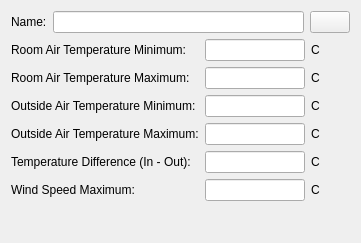
First picture: the form in SIM-VICUS/src/SVDBZoneControlVentilationNaturalEditWidget.ui, repository ghorwin/SIM-VICUS, before the edit.
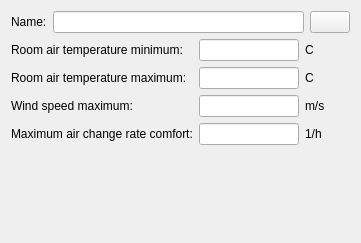
Second picture: the form after the edit. Custom widgets are drawn as their Qt base class.

Commit message: update ventilation control model

Patch:
```diff
--- a/SIM-VICUS/src/SVDBZoneControlVentilationNaturalEditWidget.ui
+++ b/SIM-VICUS/src/SVDBZoneControlVentilationNaturalEditWidget.ui
@@ -14,37 +14,10 @@
    <string>Form</string>
   </property>
   <layout class="QGridLayout" name="gridLayoutMaster">
-   <item row="1" column="0">
-    <widget class="QLabel" name="labelTemperatureAirRoomMinimum">
-     <property name="text">
-      <string>Room Air Temperature Minimum:</string>
-     </property>
-    </widget>
-   </item>
-   <item row="1" column="1">
-    <widget class="QtExt::ValidatingLineEdit" name="lineEditTemperatureAirRoomMinimum">
-     <property name="maximumSize">
-      <size>
-       <width>100</width>
-       <height>16777215</height>
-      </size>
-     </property>
-     <property name="text">
-      <string/>
-     </property>
-    </widget>
-   </item>
-   <item row="1" column="2">
-    <widget class="QLabel" name="labelConvectiveFactorUnit">
-     <property name="text">
-      <string>C</string>
-     </property>
-    </widget>
-   </item>
    <item row="2" column="0">
     <widget class="QLabel" name="labelTemperatureAirRoomMaximum">
      <property name="text">
-      <string>Room Air Temperature Maximum:</string>
+      <string>Room air temperature maximum:</string>
      </property>
     </widget>
    </item>
@@ -61,6 +34,20 @@
      </property>
     </widget>
    </item>
+   <item row="1" column="2">
+    <widget class="QLabel" name="labelConvectiveFactorUnit">
+     <property name="text">
+      <string>C</string>
+     </property>
+    </widget>
+   </item>
+   <item row="3" column="2">
+    <widget class="QLabel" name="labelConvectiveFactorUnit_11">
+     <property name="text">
+      <string>m/s</string>
+     </property>
+    </widget>
+   </item>
    <item row="2" column="2">
     <widget class="QLabel" name="labelConvectiveFactorUnit_2">
      <property name="text">
@@ -68,15 +55,28 @@
      </property>
     </widget>
    </item>
-   <item row="3" column="0">
-    <widget class="QLabel" name="labelTemperatureAirOutsideMinimum">
+   <item row="1" column="0">
+    <widget class="QLabel" name="labelTemperatureAirRoomMinimum">
      <property name="text">
-      <string>Outside Air Temperature Minimum:</string>
+      <string>Room air temperature minimum:</string>
+     </property>
+    </widget>
+   </item>
+   <item row="1" column="1">
+    <widget class="QtExt::ValidatingLineEdit" name="lineEditTemperatureAirRoomMinimum">
+     <property name="maximumSize">
+      <size>
+       <width>100</width>
+       <height>16777215</height>
+      </size>
+     </property>
+     <property name="text">
+      <string/>
      </property>
     </widget>
    </item>
    <item row="3" column="1">
-    <widget class="QtExt::ValidatingLineEdit" name="lineEditTemperatureAirOutsideMinimum">
+    <widget class="QtExt::ValidatingLineEdit" name="lineEditWindSpeedMax">
      <property name="maximumSize">
       <size>
        <width>100</width>
@@ -88,49 +88,8 @@
      </property>
     </widget>
    </item>
-   <item row="3" column="2">
-    <widget class="QLabel" name="labelConvectiveFactorUnit_9">
-     <property name="text">
-      <string>C</string>
-     </property>
-    </widget>
-   </item>
-   <item row="4" column="0">
-    <widget class="QLabel" name="labelTemperatureAirOutsideMaximum">
-     <property name="text">
-      <string>Outside Air Temperature Maximum:</string>
-     </property>
-    </widget>
-   </item>
-   <item row="4" column="1">
-    <widget class="QtExt::ValidatingLineEdit" name="lineEditTemperatureAirOutsideMaximum">
-     <property name="maximumSize">
-      <size>
-       <width>100</width>
-       <height>16777215</height>
-      </size>
-     </property>
-     <property name="text">
-      <string/>
-     </property>
-    </widget>
-   </item>
-   <item row="4" column="2">
-    <widget class="QLabel" name="labelConvectiveFactorUnit_8">
-     <property name="text">
-      <string>C</string>
-     </property>
-    </widget>
-   </item>
-   <item row="5" column="0">
-    <widget class="QLabel" name="labelTemperatureDifference">
-     <property name="text">
-      <string>Temperature Difference (In - Out):</string>
-     </property>
-    </widget>
-   </item>
    <item row="5" column="1">
-    <widget class="QtExt::ValidatingLineEdit" name="lineEditTemperatureDifference">
+    <widget class="QtExt::ValidatingLineEdit" name="lineEditMaximumAirChangeRateComfort">
      <property name="maximumSize">
       <size>
        <width>100</width>
@@ -142,53 +101,13 @@
      </property>
     </widget>
    </item>
-   <item row="5" column="2">
-    <widget class="QLabel" name="labelConvectiveFactorUnit_10">
-     <property name="text">
-      <string>C</string>
-     </property>
-    </widget>
-   </item>
-   <item row="6" column="0">
+   <item row="3" column="0">
     <widget class="QLabel" name="labelWindSpeedMax">
      <property name="text">
-      <string>Wind Speed Maximum:</string>
+      <string>Wind speed maximum:</string>
      </property>
     </widget>
    </item>
-   <item row="6" column="1">
-    <widget class="QtExt::ValidatingLineEdit" name="lineEditWindSpeedMax">
-     <property name="maximumSize">
-      <size>
-       <width>100</width>
-       <height>16777215</height>
-      </size>
-     </property>
-     <property name="text">
-      <string/>
-     </property>
-    </widget>
-   </item>
-   <item row="6" column="2">
-    <widget class="QLabel" name="labelConvectiveFactorUnit_11">
-     <property name="text">
-      <string>C</string>
-     </property>
-    </widget>
-   </item>
-   <item row="7" column="0">
-    <spacer name="verticalSpacer">
-     <property name="orientation">
-      <enum>Qt::Vertical</enum>
-     </property>
-     <property name="sizeHint" stdset="0">
-      <size>
-       <width>20</width>
-       <height>3</height>
-      </size>
-     </property>
-    </spacer>
-   </item>
    <item row="0" column="0" colspan="3">
     <layout class="QHBoxLayout" name="horizontalLayout">
      <item>
@@ -213,6 +132,33 @@
      </item>
     </layout>
    </item>
+   <item row="7" column="0">
+    <spacer name="verticalSpacer">
+     <property name="orientation">
+      <enum>Qt::Vertical</enum>
+     </property>
+     <property name="sizeHint" stdset="0">
+      <size>
+       <width>20</width>
+       <height>3</height>
+      </size>
+     </property>
+    </spacer>
+   </item>
+   <item row="5" column="0">
+    <widget class="QLabel" name="labelMaximumAirChangeRateComfort">
+     <property name="text">
+      <string>Maximum air change rate comfort:</string>
+     </property>
+    </widget>
+   </item>
+   <item row="5" column="2">
+    <widget class="QLabel" name="labelConvectiveFactorUnit_12">
+     <property name="text">
+      <string>1/h</string>
+     </property>
+    </widget>
+   </item>
   </layout>
  </widget>
  <customwidgets>
```
The commit also changes 5 other files.
